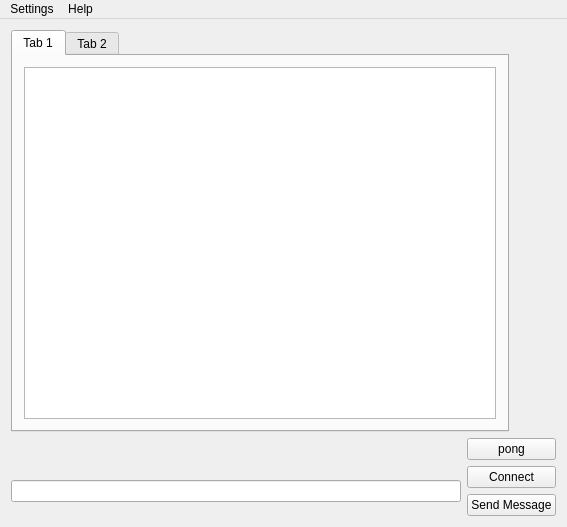
Above: wwwIRC/mainwindow.ui from troll-devs/wwwIRC before the change. Below: the same form after it.
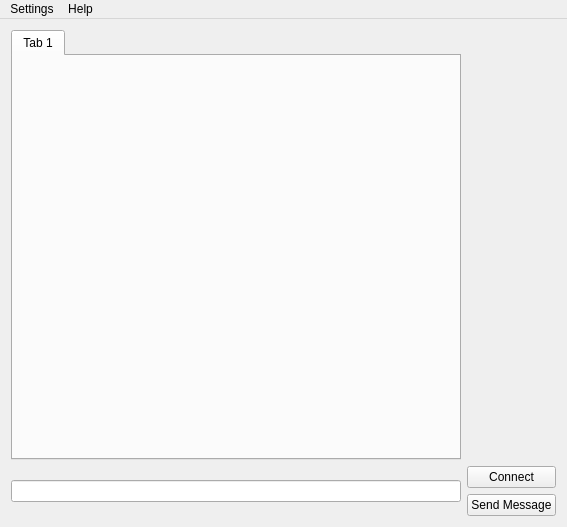
That is the form after the change. Custom widgets are drawn as their Qt base class.

The edit to the form file:
```diff
--- a/wwwIRC/mainwindow.ui
+++ b/wwwIRC/mainwindow.ui
@@ -32,33 +32,20 @@
     <item row="2" column="0" rowspan="2">
      <widget class="QLineEdit" name="message"/>
     </item>
-    <item row="0" column="0" colspan="2">
+    <item row="1" column="0">
      <widget class="QTabWidget" name="tabWidget">
       <property name="currentIndex">
        <number>0</number>
       </property>
-      <widget class="QWidget" name="tab">
+      <widget class="IrcTab" name="tab">
+       <property name="enabled">
+        <bool>true</bool>
+       </property>
        <attribute name="title">
         <string>Tab 1</string>
        </attribute>
-       <layout class="QGridLayout" name="gridLayout_2">
-        <item row="0" column="0">
-         <widget class="QTextBrowser" name="chatBrowser"/>
-        </item>
-       </layout>
+       <layout class="QGridLayout" name="gridLayout_2"/>
       </widget>
-      <widget class="QWidget" name="tab_2">
-       <attribute name="title">
-        <string>Tab 2</string>
-       </attribute>
-      </widget>
-     </widget>
-    </item>
-    <item row="1" column="1" colspan="2">
-     <widget class="QPushButton" name="pushButton_3">
-      <property name="text">
-       <string>pong</string>
-      </property>
      </widget>
     </item>
    </layout>
@@ -87,6 +74,14 @@
   </widget>
  </widget>
  <layoutdefault spacing="6" margin="11"/>
+ <customwidgets>
+  <customwidget>
+   <class>IrcTab</class>
+   <extends>QWidget</extends>
+   <header location="global">irctab.h</header>
+   <container>1</container>
+  </customwidget>
+ </customwidgets>
  <resources/>
  <connections>
   <connection>
```
Left out of the diff: 16 changed lines with no effect on the pictures.
